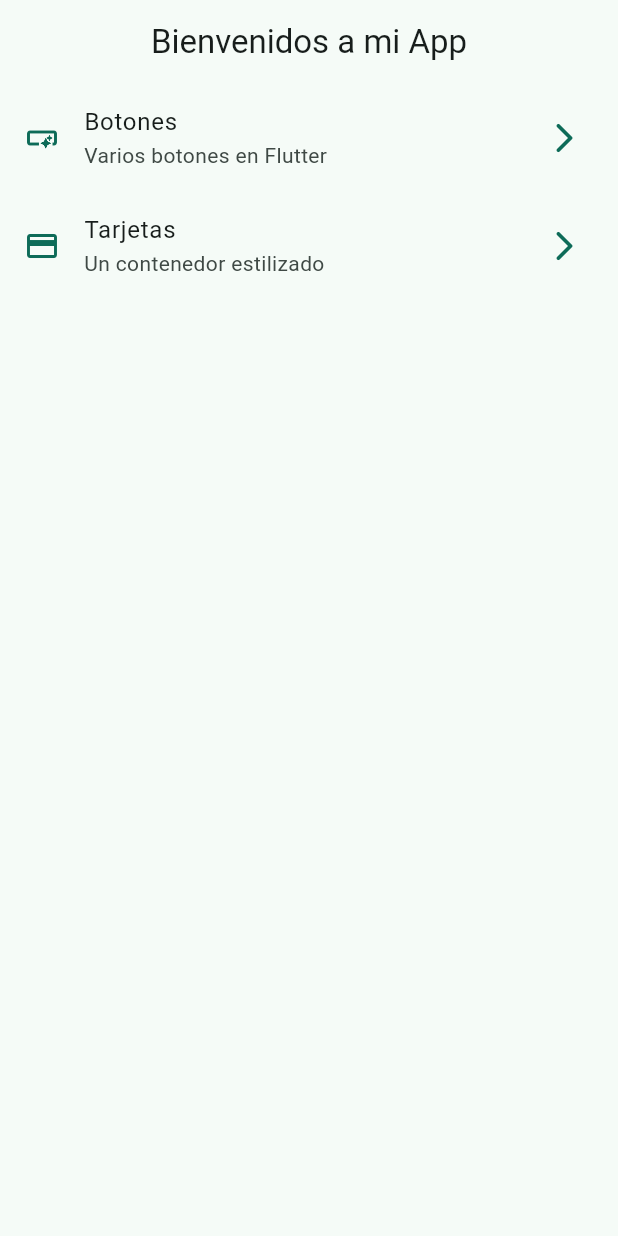
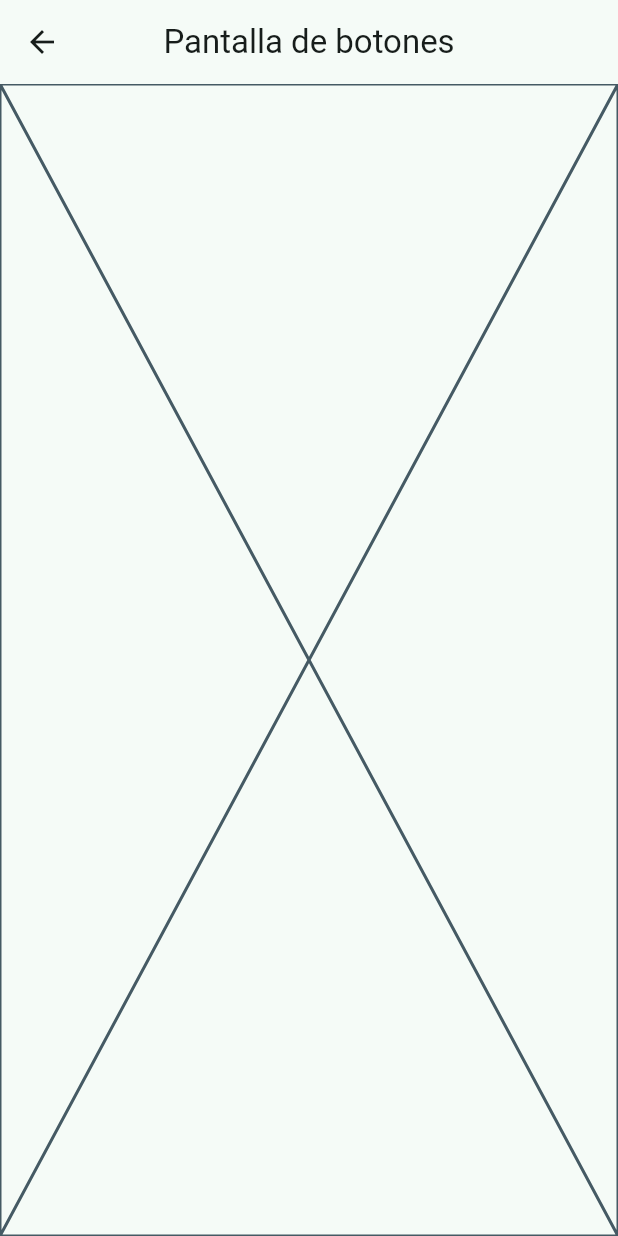
Before and after one commit to Francisco-V98/widgets_app, a Flutter app: the screen it shows after launch, after a tap on "Botones", on a phone screen of 412 x 824 dp. Run offline on Flutter 3.47's test engine with Material 3 defaults, Android fonts, the phone set to English and light mode, and no system bars.

```diff
--- a/lib/config/manu/menu_items.dart
+++ b/lib/config/manu/menu_items.dart
@@ -26,7 +26,7 @@ const appMenuItems = <MenuItem>[
   MenuItem(
     title: 'Tarjetas',
     subTitle: 'Un contenedor estilizado',
-    link: '/card',
+    link: '/cards',
     icon: Icons.credit_card
   ),
 
--- a/lib/main.dart
+++ b/lib/main.dart
@@ -1,5 +1,7 @@
 import 'package:flutter/material.dart';
 import 'package:widgets_app/config/theme/app_theme.dart';
+import 'package:widgets_app/presentation/screens/buttons/buttons_scren.dart';
+import 'package:widgets_app/presentation/screens/cards/cards_screen.dart';
 import 'package:widgets_app/presentation/screens/home/home_screen.dart';
 
 void main() {
@@ -15,6 +17,10 @@ class MainApp extends StatelessWidget {
       debugShowCheckedModeBanner: false,
       theme: AppTheme(selectedColor: 0).getTheme(),
       home: const HomeScreen(),
+      routes: {
+        '/buttons': (context) => const ButtonsScreen(),
+        '/cards': (context) => const CardsScreen(),
+      },
     );
   }
 }
--- /dev/null
+++ b/lib/presentation/screens/buttons/buttons_scren.dart
@@ -0,0 +1,15 @@
+import 'package:flutter/material.dart';
+
+class ButtonsScreen extends StatelessWidget {
+  const ButtonsScreen({super.key});
+
+  @override
+  Widget build(BuildContext context) {
+    return Scaffold(
+      appBar: AppBar(
+        title: const Text('Pantalla de botones'),
+      ),
+      body: const Placeholder(),
+    );
+  }
+}
--- a/lib/presentation/screens/home/home_screen.dart
+++ b/lib/presentation/screens/home/home_screen.dart
@@ -1,5 +1,6 @@
 import 'package:flutter/material.dart';
 import 'package:widgets_app/config/manu/menu_items.dart';
+import 'package:widgets_app/presentation/screens/buttons/buttons_scren.dart';
 
 class HomeScreen extends StatelessWidget {
   const HomeScreen({super.key});
@@ -50,7 +51,15 @@ class _CustomListTite extends StatelessWidget {
       title: Text(menuItem.title),
       subtitle: Text(menuItem.subTitle),
       onTap: () {
-        //TODO: navegar a otra pantalla
+
+        // Navigator.of(context).push(
+        //   MaterialPageRoute(
+        //     builder: (context) => const  ButtonsScreen(),
+        //   ),
+        // );
+
+        Navigator.pushNamed(context, menuItem.link);
+
       },
     );
   }
```
Also changed, not shown: lib/presentation/screens/cards/cards_screen.dart (added, +15 -0 lines).
